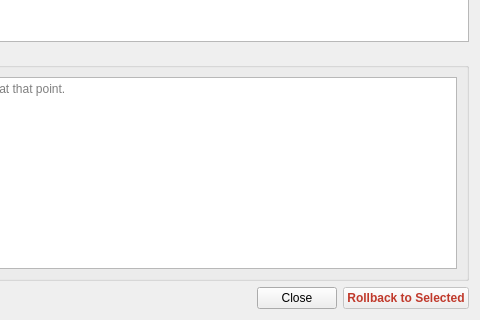
Old version of the form dnsctl/gui/ui/history_dialog.ui in the repository dhivijit/dnsctl; both pictures show x 270 to 750 and y 180 to 500 of the 750 by 500 pixel window.
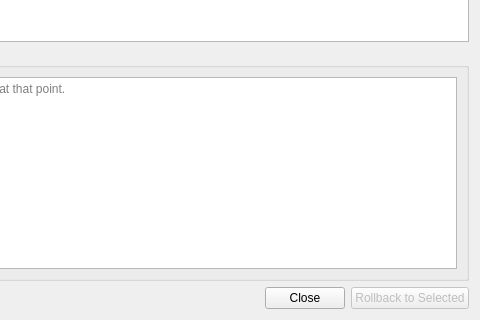
New version of the form.

What changed in the file:
```diff
--- a/dnsctl/gui/ui/history_dialog.ui
+++ b/dnsctl/gui/ui/history_dialog.ui
@@ -117,9 +117,6 @@
        <property name="enabled">
         <bool>false</bool>
        </property>
-       <property name="styleSheet">
-        <string>color: #c0392b; font-weight: bold;</string>
-       </property>
       </widget>
      </item>
     </layout>
```
